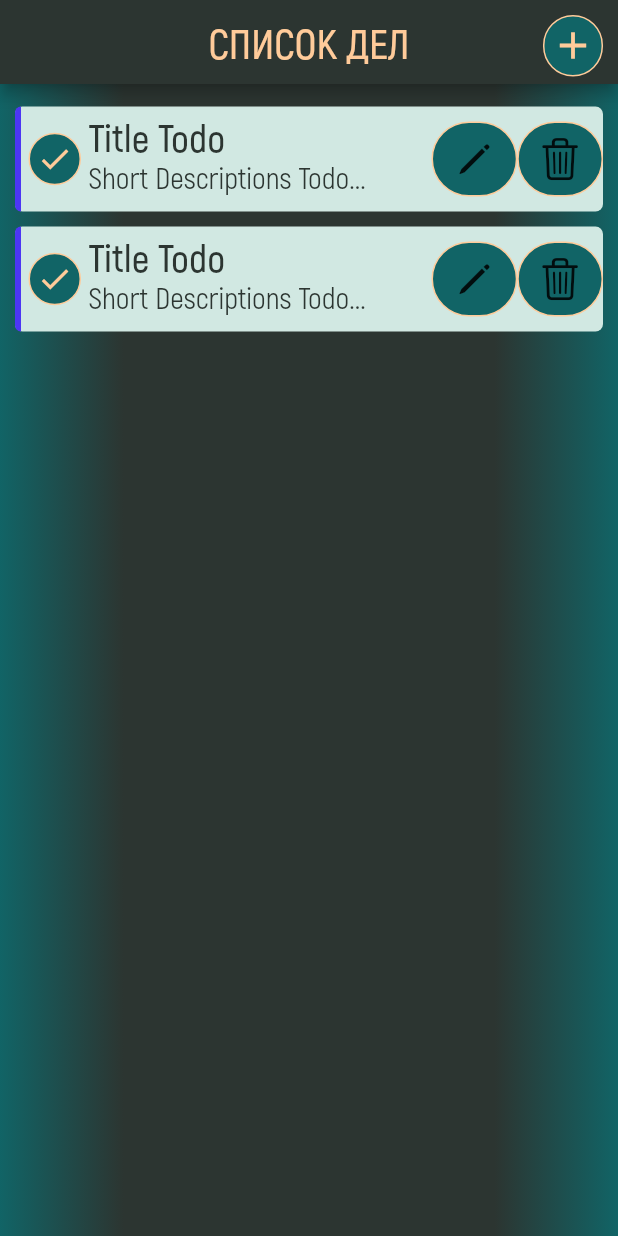
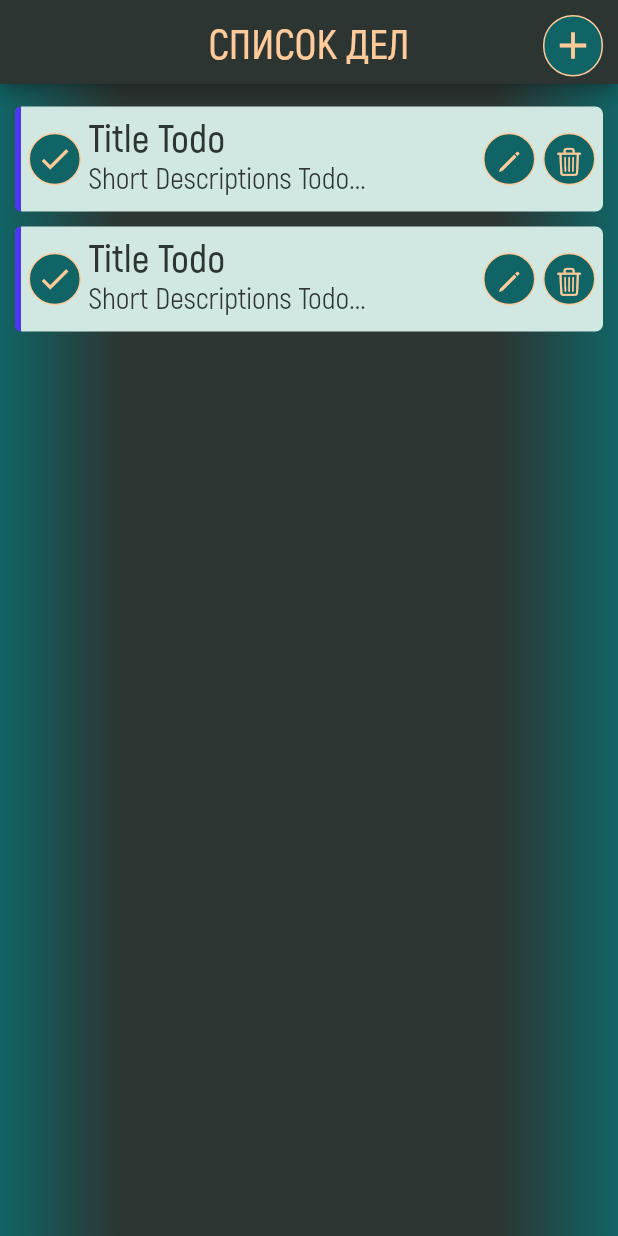
Before and after one commit to yakut54/todolist, a Flutter app: the screen it shows after launch, on a phone screen of 412 x 824 dp. Run offline on Flutter 3.47's test engine with Material 2 defaults, Android fonts, the phone set to English and light mode, and no system bars; drawn by our look-alikes of roundcheckbox.

Commit message:
day 3 end layout tile

```diff
--- /dev/null
+++ b/lib/theme/constants.dart
@@ -0,0 +1,3 @@
+abstract class TileIcons {
+  static const double size = 35.0;
+}
--- a/lib/widgets/ui/tile.dart
+++ b/lib/widgets/ui/tile.dart
@@ -1,6 +1,7 @@
 import 'package:flutter/cupertino.dart';
 import 'package:flutter/material.dart';
 import 'package:todolist/theme/colors.dart';
+import 'package:todolist/theme/constants.dart';
 import 'package:todolist/widgets/ui/checkbox.dart';
 
 class TaleBtn extends StatelessWidget {
@@ -13,6 +14,7 @@ class TaleBtn extends StatelessWidget {
 
     return Container(
       width: screenWidth,
+      padding: const EdgeInsets.only(right: 5),
       margin: const EdgeInsets.only(
         top: 5.0,
         right: 10.0,
@@ -48,7 +50,7 @@ class TaleBtn extends StatelessWidget {
               ],
             ),
             Expanded(
-              flex: 2,
+              flex: 3,
               child: Column(
                 children: [
                   Container(
@@ -77,21 +79,15 @@ class TaleBtn extends StatelessWidget {
                 ],
               ),
             ),
-            Expanded(
-              flex: 1,
-              child: Column(
-                children: [
             SizedBox(
               height: 70,
               child: Row(
                 crossAxisAlignment: CrossAxisAlignment.center,
                 mainAxisAlignment: MainAxisAlignment.center,
                 children: [
-                        Expanded(
-                          flex: 1,
-                          child: Container(
-                            // width: 35,
-                            // height: 35,
+                  Container(
+                    width: TileIcons.size,
+                    height: TileIcons.size,
                     decoration: BoxDecoration(
                       color: GeneralColors.darkTurquoise,
                       borderRadius: BorderRadius.circular(50),
@@ -103,17 +99,18 @@ class TaleBtn extends StatelessWidget {
                     child: IconButton(
                       icon: const Icon(
                         CupertinoIcons.pencil,
-                                size: 30,
+                        color: GeneralColors.orangePeach,
+                        size: 20,
                       ),
                       onPressed: () {},
                     ),
                   ),
+                  Container(
+                    margin: const EdgeInsets.only(
+                      left: 5,
                     ),
-                        Expanded(
-                          flex: 1,
-                          child: Container(
-                            // width: 35,
-                            // height: 35,
+                    width: TileIcons.size,
+                    height: TileIcons.size,
                     decoration: BoxDecoration(
                       color: GeneralColors.darkTurquoise,
                       borderRadius: BorderRadius.circular(50),
@@ -125,10 +122,10 @@ class TaleBtn extends StatelessWidget {
                     child: IconButton(
                       icon: const Icon(
                         CupertinoIcons.delete,
-                                size: 30,
+                        color: GeneralColors.orangePeach,
+                        size: 20,
                       ),
                       onPressed: () {},
-                            ),
                     ),
                   ),
                 ],
@@ -136,9 +133,6 @@ class TaleBtn extends StatelessWidget {
             ),
           ],
         ),
-            )
-          ],
-        ),
       ),
     );
   }
```
Lines whose indentation alone changed are shown as unchanged.
